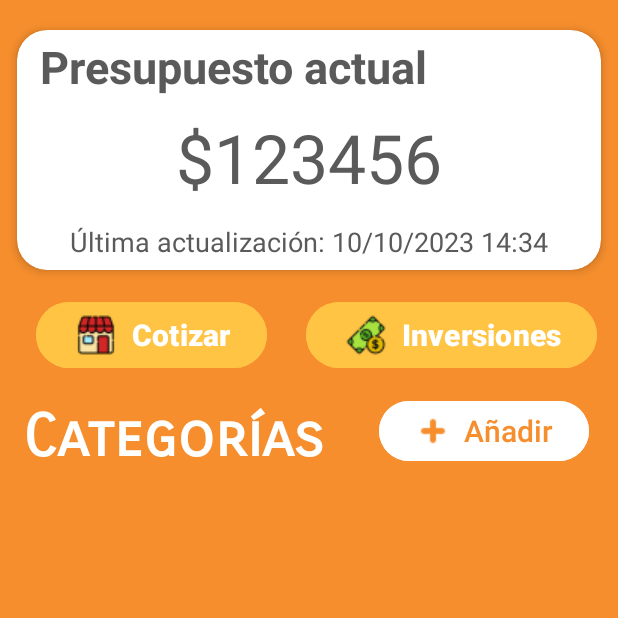
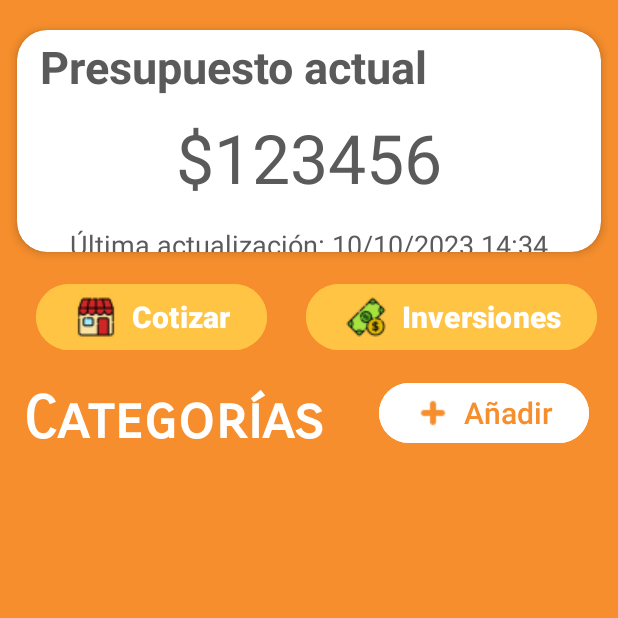
Before and after one commit to brxwny/Actividad1_2, an Android app: the TusFinanzas screen opened directly, with no data from a screen before it, on a phone screen of 412 x 824 dp, the top half of it. Run offline under Robolectric (Android 15) with nearby library versions, the phone set to English and light mode, and no system bars.

Commit message:
Más correcciones vistas dispositivo físico

```diff
--- a/app/src/main/res/layout/activity_tus_finanzas.xml
+++ b/app/src/main/res/layout/activity_tus_finanzas.xml
@@ -24,7 +24,7 @@
 
         <LinearLayout
             android:layout_width="match_parent"
-            android:layout_height="160dp"
+            android:layout_height="148dp"
             android:animateLayoutChanges="true"
             android:orientation="vertical">
 
@@ -60,7 +60,7 @@
                 android:textSize="18sp"
                 android:textAlignment="center"
                 android:layout_gravity="center"
-                android:layout_marginTop="13dp"/>
+                android:layout_marginTop="15dp"/>
         </LinearLayout>
     </androidx.cardview.widget.CardView>
 
```
